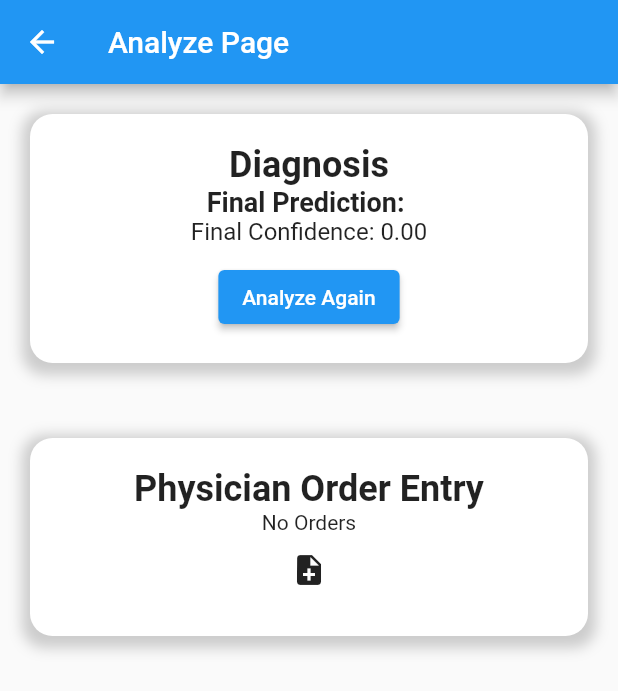
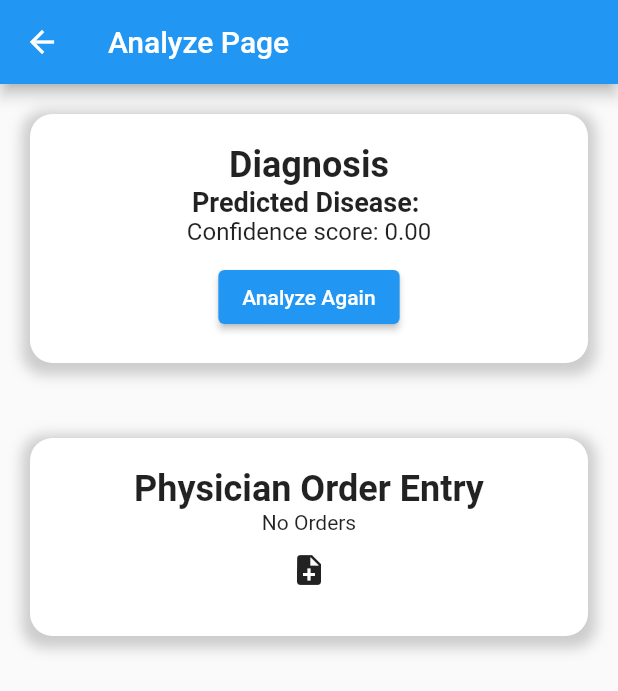
Before and after one commit to justingabi/symptoms_ui-emulator, a Flutter app: the AnalyzePage screen opened directly with empty values, on a phone screen of 412 x 824 dp. Shown: the top 691 px of the screen. Run offline on Flutter 3.47's test engine with Material 2 defaults, Android fonts, the phone set to English and light mode, and no system bars.

Commit message:
fixed analyze

```diff
--- a/lib/analyze_page.dart
+++ b/lib/analyze_page.dart
@@ -46,11 +46,11 @@ class AnalyzePage extends StatelessWidget {
                   style: TextStyle(fontSize: 24, fontWeight: FontWeight.bold),
                 ),
                 Text(
-                  'Final Prediction: $finalPrediction',
+                  'Predicted Disease: $finalPrediction',
                   style: TextStyle(fontSize: 18, fontWeight: FontWeight.bold),
                 ),
                 Text(
-                  'Final Confidence: ${finalConfidence.toStringAsFixed(2)}',
+                  'Confidence score: ${finalConfidence.toStringAsFixed(2)}',
                   style: TextStyle(fontSize: 16),
                 ),
                 SizedBox(height: 10),
--- a/lib/symptom_fields_provider.dart
+++ b/lib/symptom_fields_provider.dart
@@ -28,7 +28,7 @@ class SymptomFieldsProvider extends ChangeNotifier {
   }
 
   void removeSymptom(String symptom) {
-    _symptoms.add(symptom);
+    _symptoms.remove(symptom);
     notifyListeners();
   }
 
```
Also changed, not shown: lib/homepage.dart (+10 -7 lines), 1 other file.
